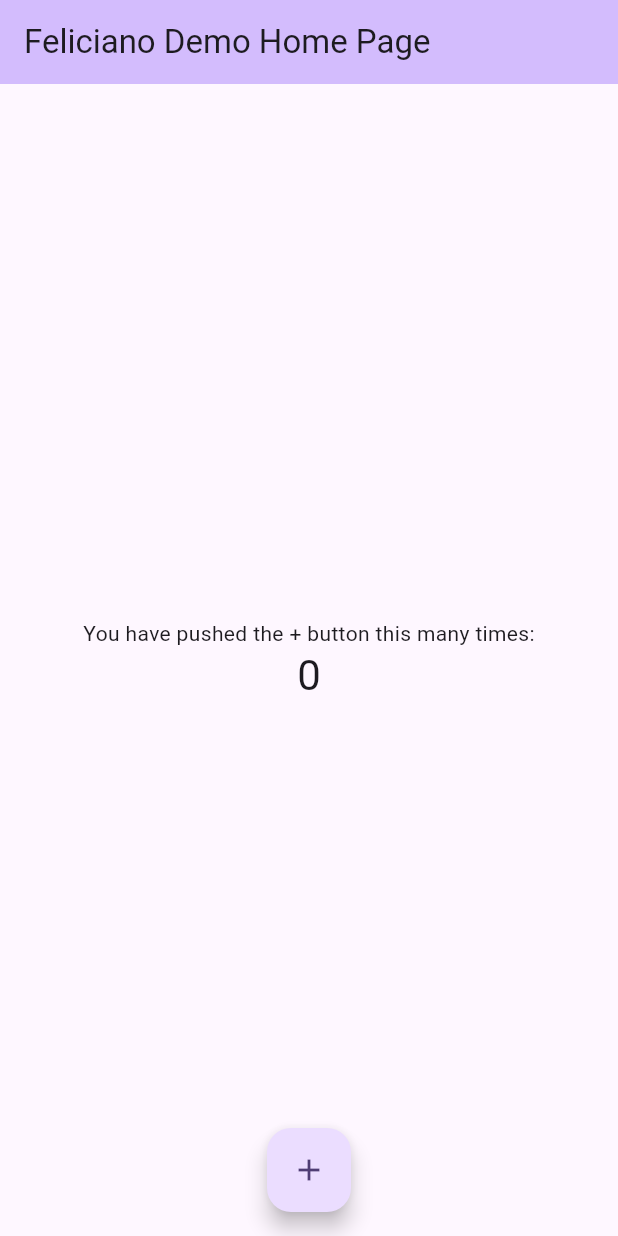
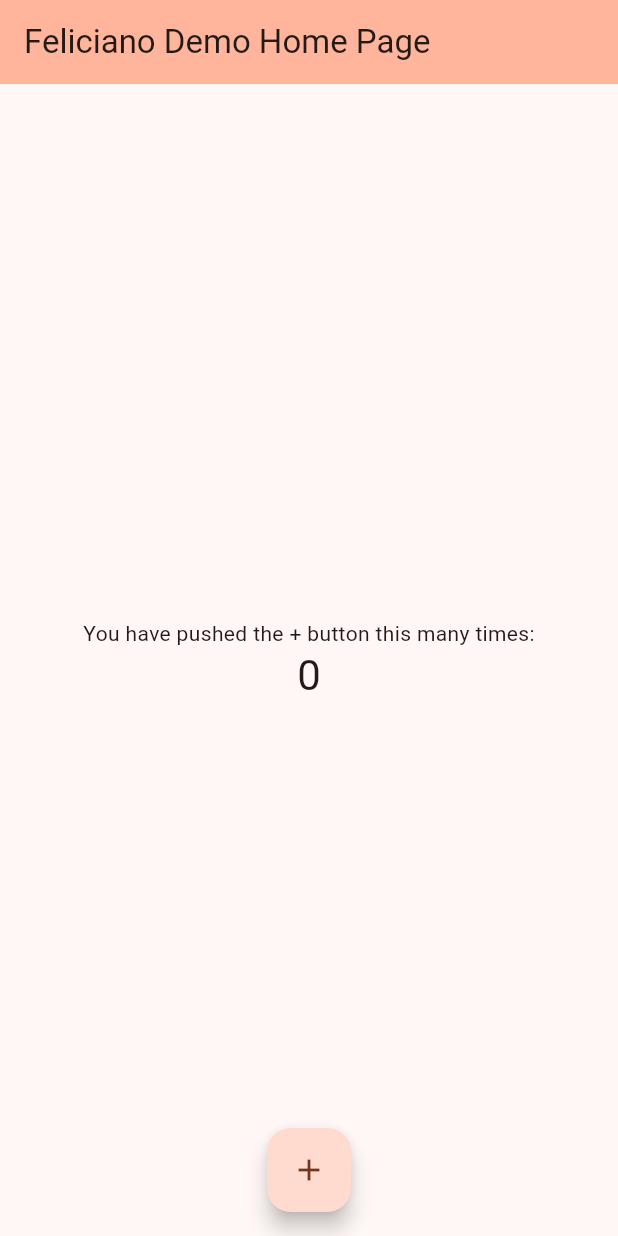
Before and after one commit to aozicode/CC206_Unit2Assignment, a Flutter app: the screen it shows after launch, on a phone screen of 412 x 824 dp. Run offline on Flutter 3.47's test engine with Material 3 defaults, Android fonts, the phone set to English and light mode, and no system bars.

Commit message:
Changed color of demo

```diff
--- a/lib/main.dart
+++ b/lib/main.dart
@@ -12,7 +12,7 @@ class MyApp extends StatelessWidget {
     return MaterialApp(
       title: 'Feliciano Demo',
       theme: ThemeData(
-        colorScheme: ColorScheme.fromSeed(seedColor: Colors.deepPurple),
+        colorScheme: ColorScheme.fromSeed(seedColor: const Color.fromARGB(255, 186, 91, 56)),
         useMaterial3: true,
       ),
       home: const MyHomePage(title: 'Feliciano Demo Home Page'),
```
